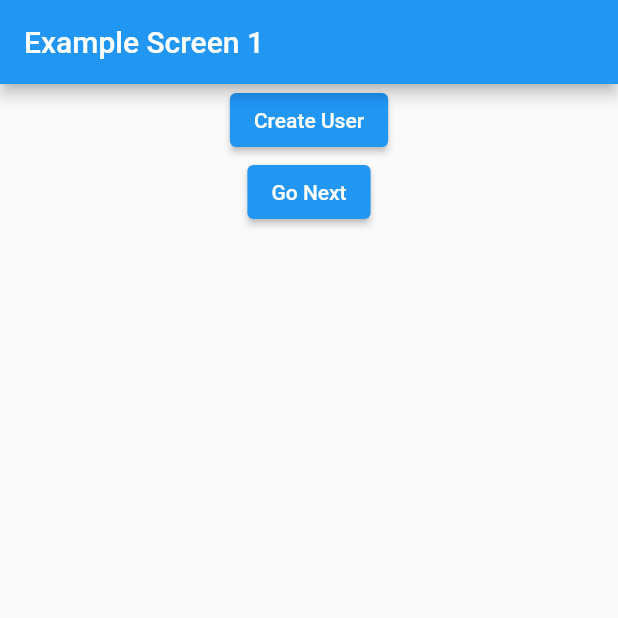
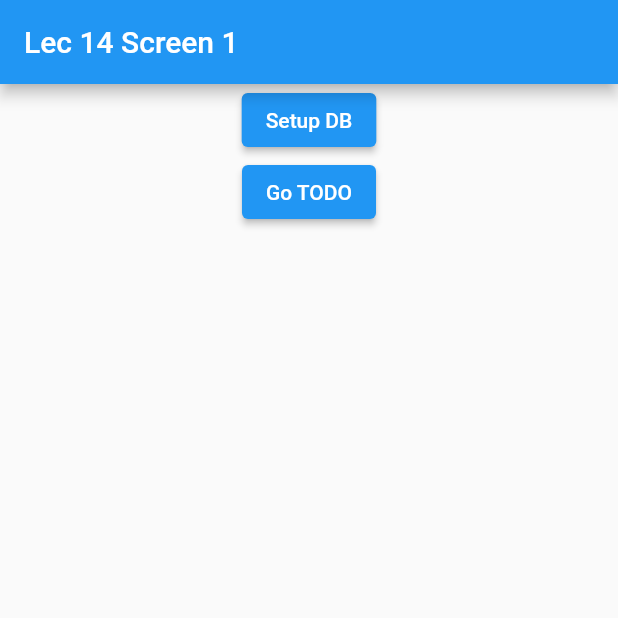
Before and after one commit to Isuranga2/MIHA_Learning, a Flutter app: the screen it shows after launch, on a phone screen of 412 x 824 dp, the top half of it. Run offline on Flutter 3.47's test engine with Material 2 defaults, Android fonts, the phone set to English and light mode, and no system bars; our stand-ins replace flutter_svg, get, page_transition, sqflite; accounts and stored records are empty.

Commit message:
complete lec 14

```diff
--- a/lib/main.dart
+++ b/lib/main.dart
@@ -7,6 +7,7 @@ import 'package:MIHA_Learning/screens/lec12/lec12Screen1.dart';
 import 'package:MIHA_Learning/screens/lec12/lec12Screen2.dart';
 import 'package:MIHA_Learning/screens/lec13/Example/exampleScreen1.dart';
 import 'package:MIHA_Learning/screens/lec13/lec13Screen1.dart';
+import 'package:MIHA_Learning/screens/lec14/lec14Screen1.dart';
 import 'package:MIHA_Learning/screens/lec6/lec6Screen.dart';
 
 import 'package:MIHA_Learning/screens/lec8/lec8Screen4.dart';
@@ -42,7 +43,7 @@ class MyApp extends StatelessWidget {
       //   '/second': (context) => const Lec8Screen2(),
       //   '/third': (context) => const Lec8Screen3(),
       // },
-      home: const ExampleScreen1(), //Screen widget
+      home: const Lec14Screen1(), //Screen widget
     );
   }
 }
--- /dev/null
+++ b/lib/models/todoTask.dart
@@ -0,0 +1,17 @@
+// ignore: slash_for_doc_comment
+
+/*
+ * ToDoTask Model to hold ToDoTask's values
+ */
+class ToDoTask{
+  int? id;
+  String? task;
+  bool? isDone;
+
+  ToDoTask({
+    this.id,
+    this.task,
+    this.isDone,
+  });
+
+}
--- /dev/null
+++ b/lib/screens/lec14/lec14Screen1.dart
@@ -0,0 +1,58 @@
+// ignore_for_file: file_names
+
+import 'package:MIHA_Learning/controllers/testC.dart';
+import 'package:MIHA_Learning/controllers/testController.dart';
+import 'package:MIHA_Learning/controllers/testController2.dart';
+import 'package:MIHA_Learning/controllers/userController.dart';
+import 'package:MIHA_Learning/models/user.dart';
+import 'package:MIHA_Learning/screens/lec13/lec13Screen2.dart';
+import 'package:MIHA_Learning/screens/lec14/lec14Screen2.dart';
+import 'package:MIHA_Learning/screens/lec9/lec9Screen3.dart';
+import 'package:MIHA_Learning/utils/databaseSetup.dart';
+import 'package:flutter/material.dart';
+import 'package:get/get.dart';
+
+class Lec14Screen1 extends StatefulWidget {
+  const Lec14Screen1({super.key});
+
+  @override
+  State<Lec14Screen1> createState() => _Lec14Screen1State();
+}
+
+class _Lec14Screen1State extends State<Lec14Screen1> {
+  void setupDB() async{
+    DatabaseSetup databaseSetup = DatabaseSetup();
+    await databaseSetup.setUpDB();
+    databaseSetup.createToDoTaskTable();
+  }
+
+  @override
+  Widget build(BuildContext context) {
+    return Scaffold(
+      appBar: AppBar(title: const Text("Lec 14 Screen 1")),
+      body: Center(
+        child: Column(
+          children: [
+            ElevatedButton(
+                onPressed: () {
+                  setupDB();
+                },
+                child: const Text(
+                  "Setup DB",
+                )),
+            ElevatedButton(
+                onPressed: () {
+                  Navigator.pushReplacement(
+                    context,
+                    MaterialPageRoute(builder: (context) => Lec14Screen2()),
+                  );
+                },
+                child: const Text(
+                  "Go TODO",
+                )),
+          ],
+        ),
+      ),
+    );
+  }
+}
--- a/lib/utils/appBind.dart
+++ b/lib/utils/appBind.dart
@@ -1,9 +1,11 @@
 import 'package:MIHA_Learning/controllers/testController2.dart';
+import 'package:MIHA_Learning/controllers/todoController.dart';
 import 'package:get/get.dart';
 
 class AppBinding extends Bindings {
   @override
   void dependencies() {
     Get.put(TestController2());
+    Get.put(ToDoController());
   }
 }
--- a/pubspec.yaml
+++ b/pubspec.yaml
@@ -33,6 +33,8 @@ dependencies:
   page_transition: ^2.0.9
   animations: ^2.0.7
   get: ^4.6.5
+  sqflite: ^2.0.3+1
+  path:
 
 
   # The following adds the Cupertino Icons font to your application.
```
Also changed, not shown: lib/controllers/todoController.dart (added, +20 -0 lines), lib/screens/lec14/lec14Screen2.dart (added, +71 -0 lines), lib/services/todoDAO.dart (added, +35 -0 lines), lib/utils/databaseSetup.dart (added, +37 -0 lines), pubspec.lock.
